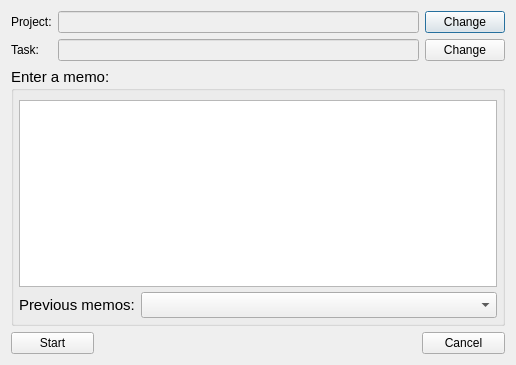
Old version of the form timetrackerdialog.ui in the repository favrik/wortwortwort.
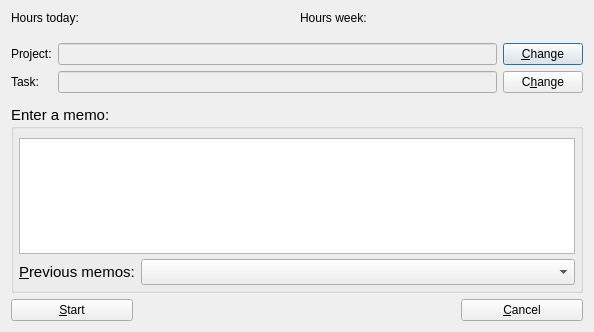
New version of the form.

Patch:
```diff
--- a/timetrackerdialog.ui
+++ b/timetrackerdialog.ui
@@ -6,20 +6,60 @@
    <rect>
     <x>0</x>
     <y>0</y>
-    <width>516</width>
-    <height>365</height>
+    <width>594</width>
+    <height>332</height>
    </rect>
   </property>
   <property name="windowTitle">
    <string>Dialog</string>
   </property>
   <layout class="QVBoxLayout" name="verticalLayout">
+   <item>
+    <layout class="QHBoxLayout" name="horizontalLayout">
+     <property name="bottomMargin">
+      <number>6</number>
+     </property>
+     <item>
+      <widget class="QLabel" name="label_5">
+       <property name="font">
+        <font>
+         <pointsize>9</pointsize>
+        </font>
+       </property>
+       <property name="text">
+        <string>Hours today:</string>
+       </property>
+      </widget>
+     </item>
+     <item>
+      <widget class="QLabel" name="label_4">
+       <property name="font">
+        <font>
+         <pointsize>9</pointsize>
+        </font>
+       </property>
+       <property name="text">
+        <string>Hours week:</string>
+       </property>
+      </widget>
+     </item>
+    </layout>
+   </item>
    <item>
     <widget class="QWidget" name="trackingTargetWidget" native="true">
      <layout class="QGridLayout" name="gridLayout">
-      <property name="margin">
+      <property name="leftMargin">
        <number>0</number>
       </property>
+      <property name="topMargin">
+       <number>6</number>
+      </property>
+      <property name="rightMargin">
+       <number>0</number>
+      </property>
+      <property name="bottomMargin">
+       <number>6</number>
+      </property>
       <property name="horizontalSpacing">
        <number>6</number>
       </property>
@@ -40,7 +80,7 @@
       <item row="0" column="2">
        <widget class="QPushButton" name="changeProjectPushButton">
         <property name="text">
-         <string>Change</string>
+         <string>&amp;Change</string>
         </property>
        </widget>
       </item>
@@ -61,7 +101,7 @@
       <item row="1" column="2">
        <widget class="QPushButton" name="changeTaskPushButton">
         <property name="text">
-         <string>Change</string>
+         <string>C&amp;hange</string>
         </property>
        </widget>
       </item>
@@ -119,7 +159,10 @@
          <item>
           <widget class="QLabel" name="label_3">
            <property name="text">
-            <string>Previous memos:</string>
+            <string>&amp;Previous memos:</string>
+           </property>
+           <property name="buddy">
+            <cstring>previousMemosComboBox</cstring>
            </property>
           </widget>
          </item>
@@ -144,7 +187,7 @@
       <item>
        <widget class="QPushButton" name="startButton">
         <property name="text">
-         <string>Start</string>
+         <string>&amp;Start</string>
         </property>
        </widget>
       </item>
@@ -167,7 +210,7 @@
       <item>
        <widget class="QPushButton" name="cancelButton">
         <property name="text">
-         <string>Cancel</string>
+         <string>&amp;Cancel</string>
         </property>
        </widget>
       </item>
```
Left out of the diff: 21 changed lines with no effect on the pictures.
